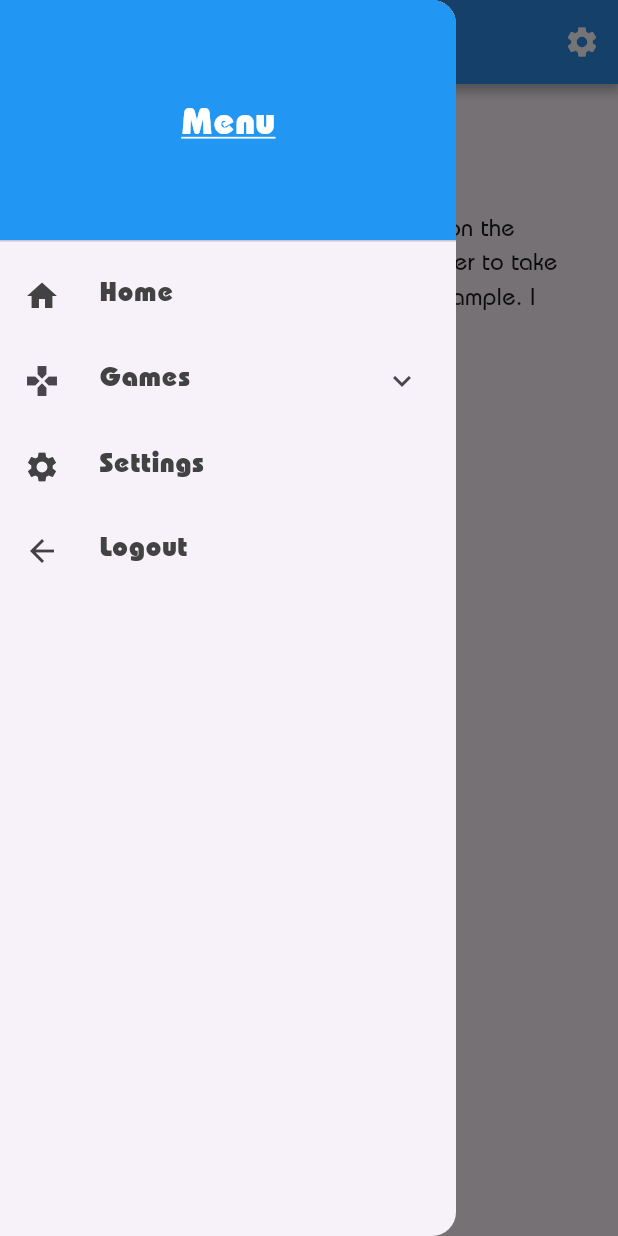
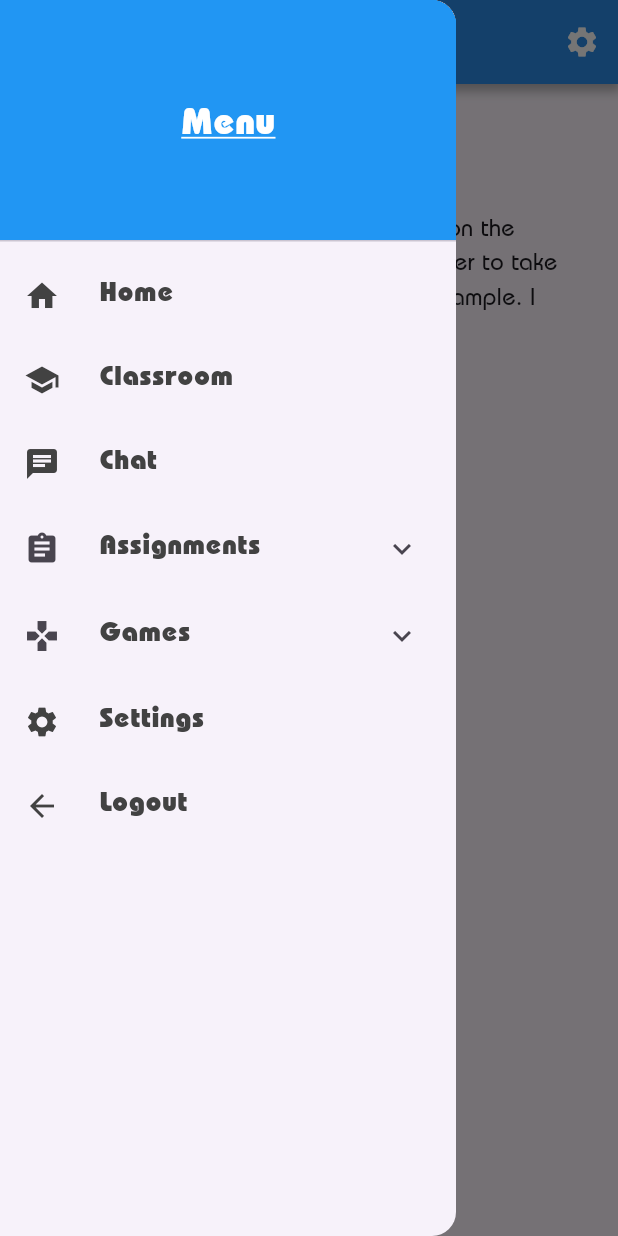
Before and after one commit to mrrobotisreal/AspireWithAlina, a Flutter app: the HomeScreen screen opened by its route, with the side drawer open, on a phone screen of 412 x 824 dp. Run offline on Flutter 3.47's test engine with Material 3 defaults, Android fonts, the phone set to English and light mode, and no system bars; our stand-ins replace flutter_riverpod; missing offline and left inert: crypt, flame; generated files the repository leaves out were written again.

Commit message:
Add items to side_navigation_menu

```diff
--- a/lib/src/navigation/side_navigation_menu.dart
+++ b/lib/src/navigation/side_navigation_menu.dart
@@ -59,6 +59,145 @@ class SideNavigationMenuState extends State<SideNavigationMenu> {
                 Navigator.pop(context);
                 Navigator.pushNamed(context, '/home');
               },
+            ),
+            ListTile(
+              iconColor: AppTheme.lightBodyTextColor,
+              leading: const Icon(Icons.school),
+              title: const Padding(
+                padding: const EdgeInsets.only(left: 10),
+                child: Text(
+                  'Classroom',
+                  style: const TextStyle(
+                    fontFamily: 'Bauhaus',
+                    color: AppTheme.lightBodyTextColor,
+                    fontWeight: FontWeight.bold,
+                    fontSize: 18,
+                  ),
+                ),
+              ),
+              onTap: () {
+                Navigator.pop(context);
+                Navigator.pushNamed(context, '/classroom');
+              },
+            ),
+            ListTile(
+              iconColor: AppTheme.lightBodyTextColor,
+              leading: const Icon(Icons.chat),
+              title: const Padding(
+                padding: EdgeInsets.only(left: 10),
+                child: Text(
+                  'Chat',
+                  style: const TextStyle(
+                    fontFamily: 'Bauhaus',
+                    color: AppTheme.lightBodyTextColor,
+                    fontWeight: FontWeight.bold,
+                    fontSize: 18,
+                  ),
+                ),
+              ),
+              onTap: () {
+                Navigator.pop(context);
+                Navigator.pushNamed(context, '/chat');
+              },
+            ),
+            ExpansionTile(
+              leading: const Icon(Icons.assignment),
+              title: const Padding(
+                padding: EdgeInsets.only(left: 10),
+                child: Text(
+                  // AppLocalizations.of(context)!.common_lessons,
+                  'Assignments',
+                  style: TextStyle(
+                    fontFamily: 'Bauhaus',
+                    color: AppTheme.lightBodyTextColor,
+                    fontWeight: FontWeight.bold,
+                    fontSize: 18,
+                  ),
+                ),
+              ),
+              children: [
+                ListTile(
+                  title: const Padding(
+                    padding: EdgeInsets.only(left: 15),
+                    child: Row(
+                      children: [
+                        Icon(
+                          Icons.assignment,
+                        ),
+                        SizedBox(
+                          width: 10,
+                        ),
+                        Text(
+                          'All Assignments',
+                          style: TextStyle(
+                            fontFamily: 'Bauhaus',
+                            color: AppTheme.lightBodyTextColor,
+                            fontSize: 18,
+                          ),
+                        ),
+                      ],
+                    ),
+                  ),
+                  onTap: () {
+                    Navigator.pop(context);
+                    Navigator.pushNamed(context, '/assignments');
+                  },
+                ),
+                ListTile(
+                  title: const Padding(
+                    padding: EdgeInsets.only(left: 15),
+                    child: Row(
+                      children: [
+                        Icon(
+                          Icons.assignment_turned_in,
+                        ),
+                        SizedBox(
+                          width: 10,
+                        ),
+                        Text(
+                          'Completed Assignments',
+                          style: TextStyle(
+                            fontFamily: 'Bauhaus',
+                            color: AppTheme.lightBodyTextColor,
+                            fontSize: 18,
+                          ),
+                        ),
+                      ],
+                    ),
+                  ),
+                  onTap: () {
+                    Navigator.pop(context);
+                    Navigator.pushNamed(context, '/assignments/completed');
+                  },
+                ),
+                ListTile(
+                  title: const Padding(
+                    padding: EdgeInsets.only(left: 15),
+                    child: Row(
+                      children: [
+                        Icon(
+                          Icons.assignment_late,
+                        ),
+                        SizedBox(
+                          width: 10,
+                        ),
+                        Text(
+                          'Current Assignments',
+                          style: TextStyle(
+                            fontFamily: 'Bauhaus',
+                            color: AppTheme.lightBodyTextColor,
+                            fontSize: 18,
+                          ),
+                        ),
+                      ],
+                    ),
+                  ),
+                  onTap: () {
+                    Navigator.pop(context);
+                    Navigator.pushNamed(context, '/assignments/current');
+                  },
+                ),
+              ],
             ),
             ExpansionTile(
               leading: const Icon(Icons.games),
```
